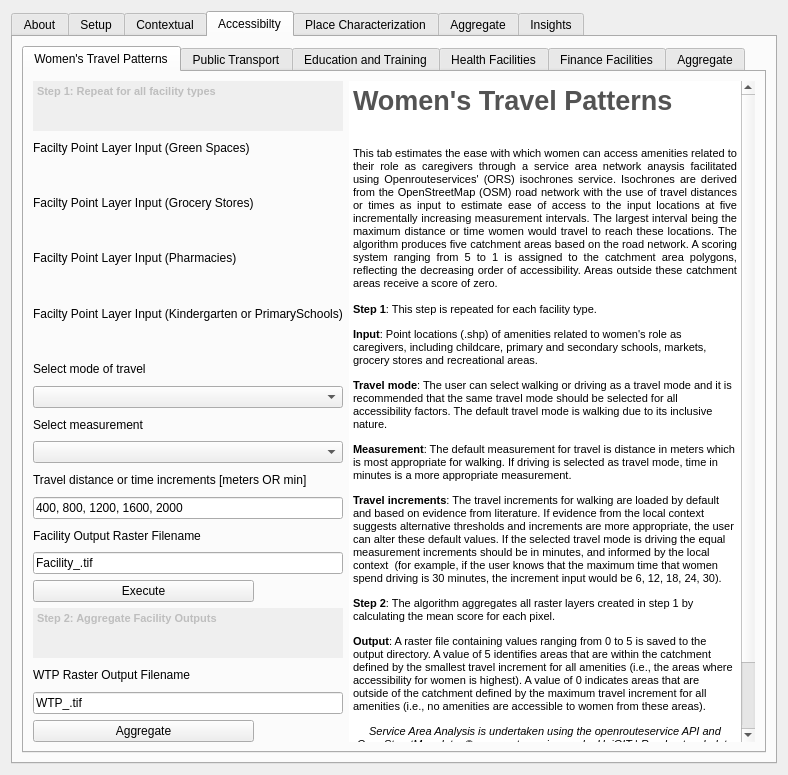
Qt form gender_indicator_tool/gender_indicator_tool_dialog_base.ui (worldbank/GEEST) before a commit.
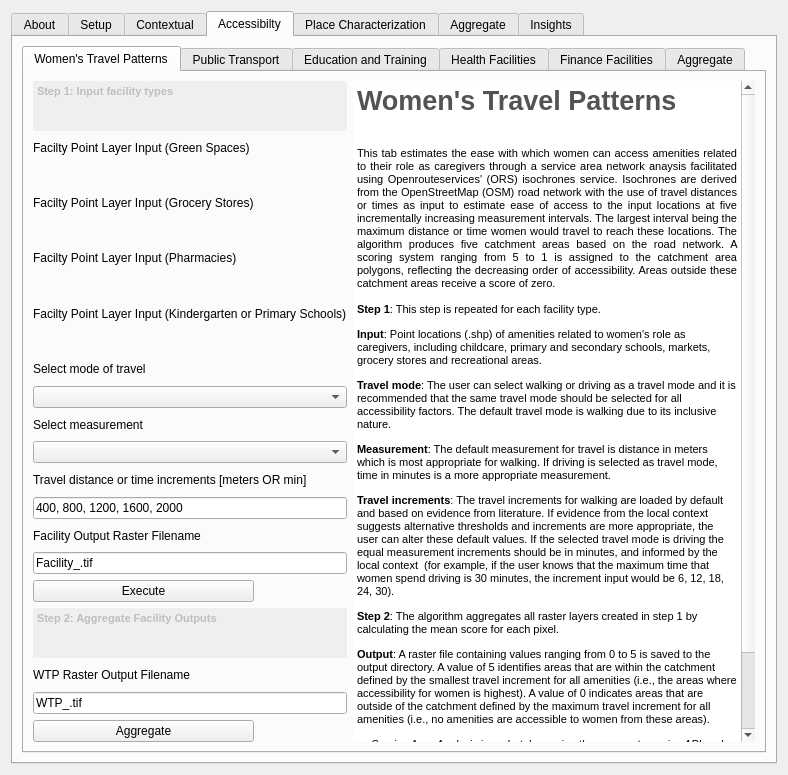
The same form after that commit. Custom widgets are drawn as their Qt base class.

```diff
--- a/gender_indicator_tool/gender_indicator_tool_dialog_base.ui
+++ b/gender_indicator_tool/gender_indicator_tool_dialog_base.ui
@@ -949,7 +949,7 @@
            <item row="7" column="0" colspan="2">
             <widget class="QLabel" name="label_37">
              <property name="text">
-              <string>Facilty Point Layer Input (Kindergarten or PrimarySchools)</string>
+              <string>Facilty Point Layer Input (Kindergarten or Primary Schools)</string>
              </property>
             </widget>
            </item>
@@ -986,7 +986,7 @@
 &lt;html&gt;&lt;head&gt;&lt;meta name=&quot;qrichtext&quot; content=&quot;1&quot; /&gt;&lt;style type=&quot;text/css&quot;&gt;
 p, li { white-space: pre-wrap; }
 &lt;/style&gt;&lt;/head&gt;&lt;body style=&quot; font-family:'Noto Sans'; font-size:10pt; font-weight:400; font-style:normal;&quot;&gt;
-&lt;p style=&quot; margin-top:0px; margin-bottom:0px; margin-left:0px; margin-right:0px; -qt-block-indent:0; text-indent:0px;&quot;&gt;&lt;span style=&quot; font-family:'MS Shell Dlg 2'; font-size:8pt; font-weight:600;&quot;&gt;Step 1: Repeat for all facility types&lt;/span&gt;&lt;/p&gt;&lt;/body&gt;&lt;/html&gt;</string>
+&lt;p style=&quot; margin-top:0px; margin-bottom:0px; margin-left:0px; margin-right:0px; -qt-block-indent:0; text-indent:0px;&quot;&gt;&lt;span style=&quot; font-family:'MS Shell Dlg 2'; font-size:8pt; font-weight:600;&quot;&gt;Step 1: Input facility types&lt;/span&gt;&lt;/p&gt;&lt;/body&gt;&lt;/html&gt;</string>
              </property>
             </widget>
            </item>
```
